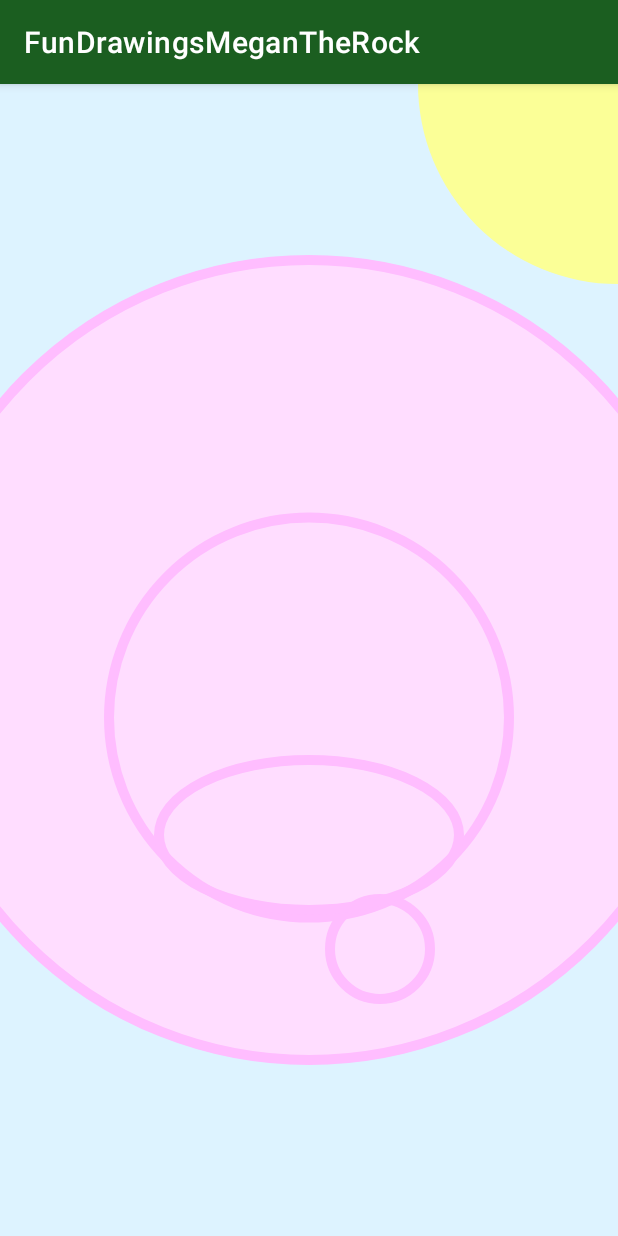
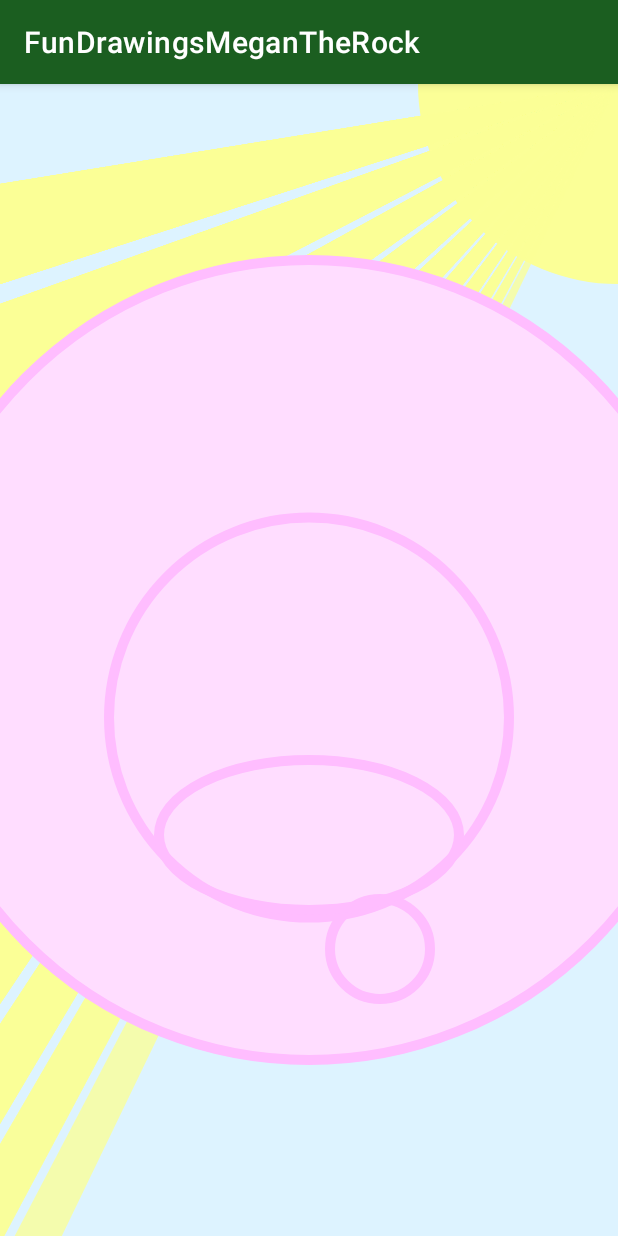
Before and after one commit to yumegan/FunDrawingsMeganTheRock, an Android app: the screen it shows after launch (MainActivity), on a phone screen of 412 x 824 dp. Run offline under Robolectric (Android 15) with nearby library versions, the phone set to English and light mode, and no system bars.

Commit message:
working on the rays...................

```diff
--- a/app/src/main/java/com/example/fundrawingsmegantherock/DrawView.java
+++ b/app/src/main/java/com/example/fundrawingsmegantherock/DrawView.java
@@ -4,6 +4,7 @@ import android.content.Context;
 import android.graphics.Canvas;
 import android.graphics.Color;
 import android.graphics.Paint;
+import android.graphics.Path;
 import android.graphics.RectF;
 import android.util.AttributeSet;
 import android.view.View;
@@ -13,6 +14,8 @@ import androidx.annotation.Nullable;
 public class DrawView extends View {
     private Paint p = new Paint();
     private int y=0, dY=5;
+    private float width, height;
+    private float GROUND = 1200;
     public DrawView(Context context, @Nullable AttributeSet attrs) {
         super(context, attrs);
     }
@@ -20,22 +23,30 @@ public class DrawView extends View {
     @Override
     protected void onDraw(Canvas canvas) {
         super.onDraw(canvas);
-        float width = getWidth();
-        float height = getHeight();
+        width = getWidth();
+        height = getHeight();
         System.out.println("width & height" + width + " " + height);
 
         p.setStyle(Paint.Style.FILL);
 
+        // sky
         p.setColor(getResources().getColor(R.color.blue_light));
         canvas.drawRect(0,0,width, height, p);
 
-        p.setColor(getResources().getColor(R.color.green_mid));
-        canvas.drawRect(0,1200,width, height, p);
-
+        // sun
         p.setColor(getResources().getColor(R.color.yellow_mid));
         canvas.drawCircle(width, 0, 200, p);
 
         //sun rays
+        p.setAlpha(200);
+        drawRays(canvas, p, GROUND, 10);
+        p.setAlpha(255);
+
+
+
+        // ground
+        p.setColor(getResources().getColor(R.color.green_mid));
+        canvas.drawRect(0,GROUND,width, height, p);
 
 
         p.setColor(getResources().getColor(R.color.pink_light));
@@ -60,8 +71,6 @@ public class DrawView extends View {
         //eyes
 
 
-
-
 //        p.setColor(Color.LTGRAY);
 //        canvas.drawCircle(100,y, 20F, p);
 //        p.setColor(Color.BLUE);
@@ -72,6 +81,20 @@ public class DrawView extends View {
         invalidate();
     }
 
+    public void drawRays(Canvas canvas, Paint p, float ymax, int numrays){
+        Path wallpath = new Path();
+        wallpath.reset(); // only needed when reusing this path for a new build
+
+        for(int i = 0; i < numrays; i++) {
+            wallpath.moveTo(width, 0); // used for first point
+            wallpath.lineTo(0, ymax/numrays*i+100);
+            wallpath.lineTo(0, ymax/numrays*i + 200);
+            wallpath.lineTo(width, 0);
+
+            canvas.drawPath(wallpath, p);
+        }
+    }
+
 
     public int getdY(){
         return dY;
```
